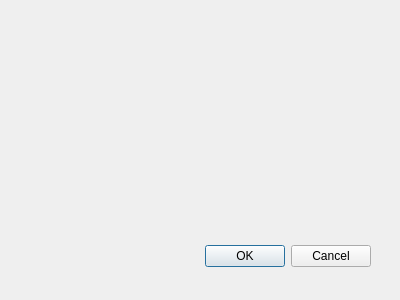
The window that circle_craters_dialog_base.ui (sbraden/circle-craters) describes before a commit, drawn with Qt 5.
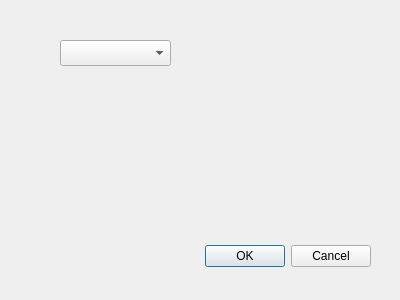
The same window after the commit.

Commit message: plugin now counts the features in a layer after selecting a layer

```diff
--- a/circle_craters_dialog_base.ui
+++ b/circle_craters_dialog_base.ui
@@ -28,6 +28,16 @@
     <set>QDialogButtonBox::Cancel|QDialogButtonBox::Ok</set>
    </property>
   </widget>
+  <widget class="QComboBox" name="layerCombo">
+   <property name="geometry">
+    <rect>
+     <x>60</x>
+     <y>40</y>
+     <width>111</width>
+     <height>26</height>
+    </rect>
+   </property>
+  </widget>
  </widget>
  <resources/>
  <connections>
```
Left out of the diff: 41 changed lines with no effect on the pictures. The commit also changes 2 other files.
